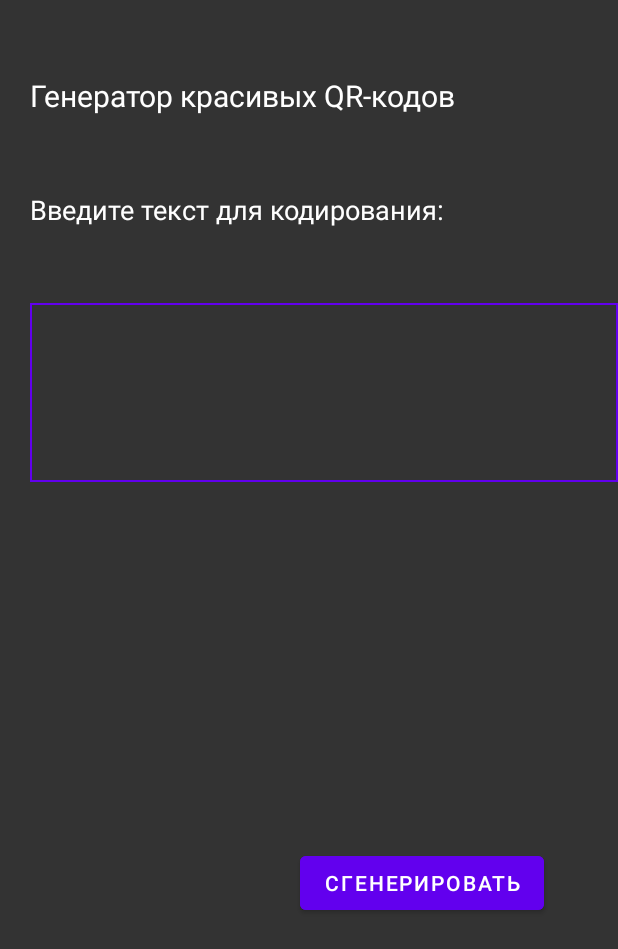
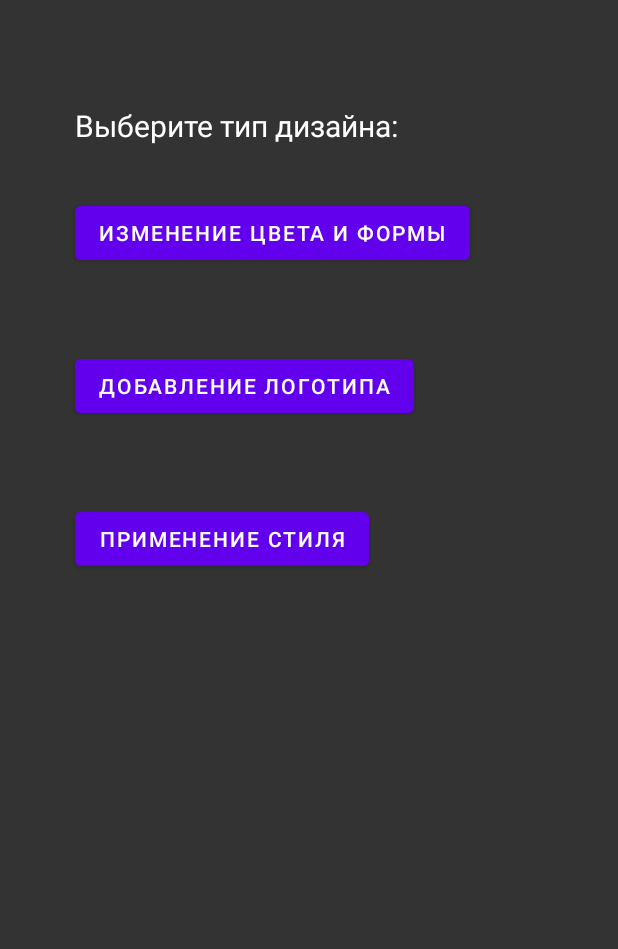
Before and after one commit to rogozhkinegorka/qrCodeGenerator, an Android app: the screen it shows after launch (MainActivity before the commit, DesignChooseActivity after it), after a tap on "СГЕНЕРИРОВАТЬ", on a phone screen of 412 x 824 dp. Shown: the top 949 px of the screen. Run offline under Robolectric (Android 15) with nearby library versions, the phone set to English and light mode, and no system bars; libraries missing offline, so code that uses them is left out: androidmads.library.qrgenearator; 2 statements that could not run were skipped.

```diff
--- a/app/build.gradle
+++ b/app/build.gradle
@@ -35,6 +35,7 @@ dependencies {
     implementation 'androidx.constraintlayout:constraintlayout:2.0.4'
     implementation 'androidmads.library.qrgenearator:QRGenearator:1.0.4'
     implementation 'com.google.zxing:core:3.3.2'
+    implementation 'com.jaredrummler:colorpicker:1.1.0'
     testImplementation 'junit:junit:4.+'
     androidTestImplementation 'androidx.test.ext:junit:1.1.2'
     androidTestImplementation 'androidx.test.espresso:espresso-core:3.3.0'
--- a/app/src/main/AndroidManifest.xml
+++ b/app/src/main/AndroidManifest.xml
@@ -9,6 +9,8 @@
         android:roundIcon="@mipmap/ic_launcher_round"
         android:supportsRtl="true"
         android:theme="@style/Theme.QRcodeGenerator">
+        <activity android:name=".ShapeColorActivity"></activity>
+        <activity android:name=".DesignChooseActivity" />
         <activity android:name=".MainActivity">
             <intent-filter>
                 <action android:name="android.intent.action.MAIN" />
--- /dev/null
+++ b/app/src/main/java/com/example/qr_codegenerator/DesignChooseActivity.java
@@ -0,0 +1,32 @@
+package com.example.qr_codegenerator;
+
+import androidx.appcompat.app.AppCompatActivity;
+
+import android.content.Intent;
+import android.os.Bundle;
+import android.view.View;
+import android.widget.Button;
+
+import androidmads.library.qrgenearator.QRGContents;
+import androidmads.library.qrgenearator.QRGEncoder;
+
+public class DesignChooseActivity extends AppCompatActivity {
+
+    private Button designButton1;
+
+    @Override
+    protected void onCreate(Bundle savedInstanceState) {
+        super.onCreate(savedInstanceState);
+        setContentView(R.layout.activity_design_choose);
+
+        designButton1 = findViewById(R.id.designButton1);
+
+        designButton1.setOnClickListener(new View.OnClickListener() {
+            @Override
+            public void onClick(View view) {
+                Intent i = new Intent(DesignChooseActivity.this, ShapeColorActivity.class);
+                startActivity(i);
+            }
+        });
+    }
+}
--- a/app/src/main/java/com/example/qr_codegenerator/MainActivity.java
+++ b/app/src/main/java/com/example/qr_codegenerator/MainActivity.java
@@ -1,7 +1,8 @@
-package com.example.qr_codegenerator;
+ package com.example.qr_codegenerator;
 
 import androidx.appcompat.app.AppCompatActivity;
 
+import android.content.Intent;
 import android.graphics.Bitmap;
 import android.graphics.Color;
 import android.os.Bundle;
@@ -20,11 +21,11 @@ import androidmads.library.qrgenearator.QRGEncoder;
 
 public class MainActivity extends AppCompatActivity {
     private TextView appName;
-    private TextView text;
+    private TextView textView;
     private EditText inputText;
     private Button generateButton;
     Bitmap bitmap;
-    private ImageView qrImage;
+    String text;
 
     @Override
     protected void onCreate(Bundle savedInstanceState) {
@@ -32,21 +33,24 @@ public class MainActivity extends AppCompatActivity {
         setContentView(R.layout.activity_main);
 
         appName = findViewById(R.id.appName);
-        text = findViewById(R.id.text);
+        textView = findViewById(R.id.textView);
         inputText = findViewById(R.id.inputText);
         generateButton = findViewById(R.id.generateButton);
-        qrImage = findViewById(R.id.image);
 
         generateButton.setOnClickListener(new View.OnClickListener() {
             @Override
             public void onClick(View view) {
-                QRGEncoder qrgEncoder = new QRGEncoder(inputText.getText().toString(), null, QRGContents.Type.TEXT, 200);
+                text = inputText.getText().toString();
+                QRGEncoder qrgEncoder = new QRGEncoder(text, null, QRGContents.Type.TEXT, 200);
+                //qrgEncoder.setColorBlack(Color.RED);
+                //qrgEncoder.setColorWhite(Color.BLUE);
                 try {
                     bitmap = qrgEncoder.getBitmap();
-                    qrImage.setImageBitmap(bitmap);
                 } catch (Exception e) {
                     e.printStackTrace();
                 }
+                Intent i = new Intent(MainActivity.this, DesignChooseActivity.class);
+                startActivity(i);
 
             }
         });
--- /dev/null
+++ b/app/src/main/res/layout/activity_design_choose.xml
@@ -0,0 +1,63 @@
+<?xml version="1.0" encoding="utf-8"?>
+<RelativeLayout xmlns:android="http://schemas.android.com/apk/res/android"
+    xmlns:app="http://schemas.android.com/apk/res-auto"
+    xmlns:tools="http://schemas.android.com/tools"
+    android:layout_width="match_parent"
+    android:layout_height="match_parent"
+    android:background="@color/backGroundColor"
+    tools:context=".DesignChooseActivity">
+
+
+    <TextView
+        android:id="@+id/textView"
+        android:layout_width="match_parent"
+        android:layout_height="wrap_content"
+        android:text="@string/chooseDesignType"
+        android:textSize="20sp"
+        android:textColor="@color/textColor"
+        android:layout_marginTop="70sp"
+        android:layout_marginStart="50sp"
+        app:layout_constraintBottom_toBottomOf="parent"
+        app:layout_constraintHorizontal_bias="0.496"
+        app:layout_constraintLeft_toLeftOf="parent"
+        app:layout_constraintRight_toRightOf="parent"
+        app:layout_constraintTop_toTopOf="parent"
+        app:layout_constraintVertical_bias="0.177"
+        tools:ignore="InvalidId" />
+
+    <Button
+        android:id="@+id/designButton1"
+        android:layout_width="wrap_content"
+        android:layout_height="wrap_content"
+        android:layout_below="@id/textView"
+        android:layout_marginStart="50sp"
+        android:layout_marginTop="34dp"
+        android:layout_marginEnd="20sp"
+        android:layout_marginBottom="20sp"
+        android:backgroundTint="@color/purpleColor"
+        android:text="@string/designButton1" />
+
+    <Button
+        android:id="@+id/designButton2"
+        android:layout_width="wrap_content"
+        android:layout_height="wrap_content"
+        android:layout_below="@id/designButton1"
+        android:layout_marginStart="50sp"
+        android:layout_marginTop="34dp"
+        android:layout_marginEnd="20sp"
+        android:layout_marginBottom="20sp"
+        android:backgroundTint="@color/purpleColor"
+        android:text="@string/designButton2" />
+
+    <Button
+        android:id="@+id/designButton3"
+        android:layout_width="wrap_content"
+        android:layout_height="wrap_content"
+        android:layout_below="@id/designButton2"
+        android:layout_marginStart="50sp"
+        android:layout_marginTop="34dp"
+        android:layout_marginEnd="20sp"
+        android:layout_marginBottom="20sp"
+        android:backgroundTint="@color/purpleColor"
+        android:text="@string/designButton3" />
+</RelativeLayout>
--- a/app/src/main/res/layout/activity_main.xml
+++ b/app/src/main/res/layout/activity_main.xml
@@ -25,7 +25,7 @@
         tools:ignore="InvalidId" />
 
     <TextView
-        android:id="@+id/text"
+        android:id="@+id/textView"
         android:layout_width="wrap_content"
         android:layout_height="wrap_content"
         android:text="@string/text"
@@ -48,12 +48,11 @@
         android:gravity="top|left"
         android:background="@drawable/edittext_frame"
         android:scrollbars="vertical"
-        android:layout_below="@id/text"
+        android:layout_below="@id/textView"
         android:layout_marginTop="50sp"
         android:layout_marginStart="20sp"
-        android:textColor="@color/textColor"
-        tools:layout_editor_absoluteX="65dp"
-        tools:layout_editor_absoluteY="287dp" />
+        android:layout_marginEnd="20sp"
+        android:textColor="@color/textColor" />
 
     <Button
         android:id="@+id/generateButton"
--- a/app/src/main/res/values/strings.xml
+++ b/app/src/main/res/values/strings.xml
@@ -4,4 +4,12 @@
     <string name="appName" translatable="false">Генератор красивых QR-кодов</string>
     <string name="text" translatable="false">Введите текст для кодирования:</string>
     <string name="generateButton" translatable="false">Сгенерировать</string>
+
+    <string name="chooseDesignType" translatable="false">Выберите тип дизайна:</string>
+    <string name="designButton1" translatable="false">Изменение цвета и формы</string>
+    <string name="designButton2" translatable="false">Добавление логотипа</string>
+    <string name="designButton3" translatable="false">Применение стиля</string>
+
+    <string name="colorButton1" translatable="false">Цвет фона</string>
+    <string name="colorButton2" translatable="false">Цвет элементов</string>
 </resources>
```
Also changed, not shown: app/src/main/java/com/example/qr_codegenerator/ShapeColorActivity.java (added, +106 -0 lines), app/src/main/res/layout/activity_shape_color.xml (added, +37 -0 lines).
